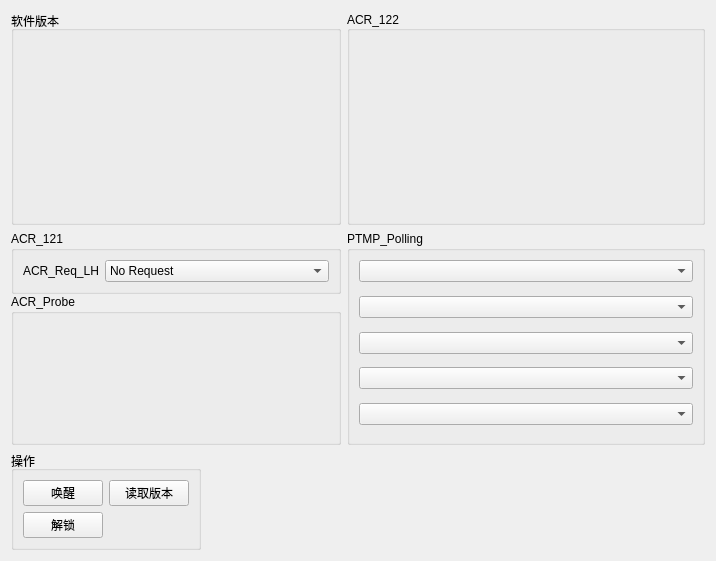
wtiaw/ZLGCAN, file Windows/Pannel/ACR_E11_Form.ui: the form before one commit.
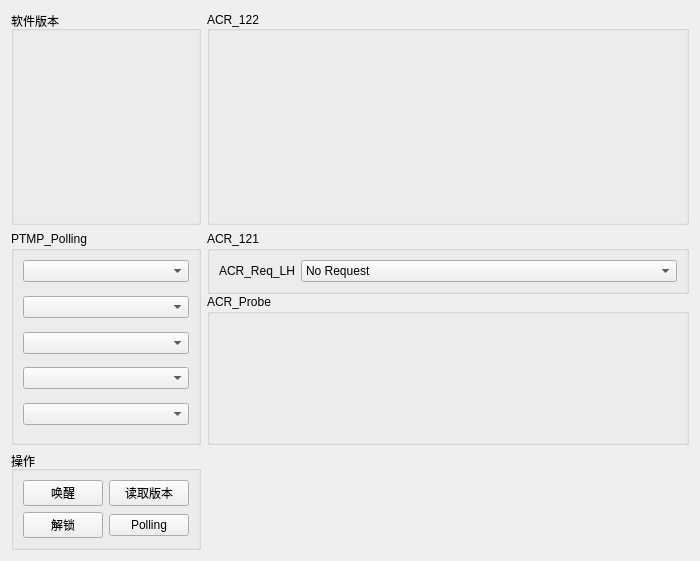
The form after the commit. Custom widgets are drawn as their Qt base class.

Commit message: 【修改】增加polling面板

```diff
--- a/Windows/Pannel/ACR_E11_Form.ui
+++ b/Windows/Pannel/ACR_E11_Form.ui
@@ -6,7 +6,7 @@
    <rect>
     <x>0</x>
     <y>0</y>
-    <width>716</width>
+    <width>700</width>
     <height>561</height>
    </rect>
   </property>
@@ -47,100 +47,10 @@
         </property>
        </widget>
       </item>
-     </layout>
-    </widget>
-   </item>
-   <item row="1" column="1">
-    <widget class="QGroupBox" name="groupBox_6">
-     <property name="title">
-      <string>PTMP_Polling</string>
-     </property>
-     <layout class="QGridLayout" name="gridLayout_5">
-      <item row="5" column="0">
-       <widget class="DataDisplayWidget" name="DD_PollingData3">
-        <property name="DataDisplayName" stdset="0">
-         <string>Polling Data</string>
-        </property>
-        <property name="DataDisplay" stdset="0">
-         <string>---</string>
-        </property>
-       </widget>
-      </item>
-      <item row="4" column="0">
-       <widget class="QComboBox" name="CB_PollingData3">
-        <property name="sizeAdjustPolicy">
-         <enum>QComboBox::AdjustToContents</enum>
-        </property>
-       </widget>
-      </item>
-      <item row="2" column="0">
-       <widget class="QComboBox" name="CB_PollingData2">
-        <property name="sizeAdjustPolicy">
-         <enum>QComboBox::AdjustToContents</enum>
-        </property>
-       </widget>
-      </item>
-      <item row="7" column="0">
-       <widget class="DataDisplayWidget" name="DD_PollingData4">
-        <property name="DataDisplayName" stdset="0">
-         <string>Polling Data</string>
-        </property>
-        <property name="DataDisplay" stdset="0">
-         <string>---</string>
-        </property>
-        <property name="UnitType" stdset="0">
-         <enum>DataDisplayWidget::Null</enum>
-        </property>
-       </widget>
-      </item>
-      <item row="6" column="0">
-       <widget class="QComboBox" name="CB_PollingData4">
-        <property name="sizeAdjustPolicy">
-         <enum>QComboBox::AdjustToContents</enum>
-        </property>
-       </widget>
-      </item>
-      <item row="8" column="0">
-       <widget class="QComboBox" name="CB_PollingData5">
-        <property name="sizeAdjustPolicy">
-         <enum>QComboBox::AdjustToContents</enum>
-        </property>
-       </widget>
-      </item>
-      <item row="3" column="0">
-       <widget class="DataDisplayWidget" name="DD_PollingData2">
-        <property name="DataDisplayName" stdset="0">
-         <string>Polling Data</string>
-        </property>
-        <property name="DataDisplay" stdset="0">
-         <string>---</string>
-        </property>
-       </widget>
-      </item>
-      <item row="0" column="0">
-       <widget class="QComboBox" name="CB_PollingData1">
-        <property name="sizeAdjustPolicy">
-         <enum>QComboBox::AdjustToContents</enum>
-        </property>
-       </widget>
-      </item>
-      <item row="1" column="0">
-       <widget class="DataDisplayWidget" name="DD_PollingData1">
-        <property name="DataDisplayName" stdset="0">
-         <string>Polling Data</string>
-        </property>
-        <property name="DataDisplay" stdset="0">
-         <string>---</string>
-        </property>
-       </widget>
-      </item>
-      <item row="9" column="0">
-       <widget class="DataDisplayWidget" name="DD_PollingData5">
-        <property name="DataDisplayName" stdset="0">
-         <string>Polling Data</string>
-        </property>
-        <property name="DataDisplay" stdset="0">
-         <string>---</string>
+      <item row="1" column="1">
+       <widget class="QPushButton" name="BT_Polling">
+        <property name="text">
+         <string>Polling</string>
         </property>
        </widget>
       </item>
@@ -312,6 +222,106 @@
     </widget>
    </item>
    <item row="1" column="0">
+    <widget class="QGroupBox" name="groupBox_6">
+     <property name="title">
+      <string>PTMP_Polling</string>
+     </property>
+     <layout class="QGridLayout" name="gridLayout_5">
+      <item row="5" column="0">
+       <widget class="DataDisplayWidget" name="DD_PollingData3">
+        <property name="DataDisplayName" stdset="0">
+         <string>Polling Data</string>
+        </property>
+        <property name="DataDisplay" stdset="0">
+         <string>---</string>
+        </property>
+       </widget>
+      </item>
+      <item row="4" column="0">
+       <widget class="QComboBox" name="CB_PollingData3">
+        <property name="sizeAdjustPolicy">
+         <enum>QComboBox::AdjustToContents</enum>
+        </property>
+       </widget>
+      </item>
+      <item row="2" column="0">
+       <widget class="QComboBox" name="CB_PollingData2">
+        <property name="sizeAdjustPolicy">
+         <enum>QComboBox::AdjustToContents</enum>
+        </property>
+       </widget>
+      </item>
+      <item row="7" column="0">
+       <widget class="DataDisplayWidget" name="DD_PollingData4">
+        <property name="DataDisplayName" stdset="0">
+         <string>Polling Data</string>
+        </property>
+        <property name="DataDisplay" stdset="0">
+         <string>---</string>
+        </property>
+        <property name="UnitType" stdset="0">
+         <enum>DataDisplayWidget::Null</enum>
+        </property>
+       </widget>
+      </item>
+      <item row="6" column="0">
+       <widget class="QComboBox" name="CB_PollingData4">
+        <property name="sizeAdjustPolicy">
+         <enum>QComboBox::AdjustToContents</enum>
+        </property>
+       </widget>
+      </item>
+      <item row="8" column="0">
+       <widget class="QComboBox" name="CB_PollingData5">
+        <property name="sizeAdjustPolicy">
+         <enum>QComboBox::AdjustToContents</enum>
+        </property>
+       </widget>
+      </item>
+      <item row="3" column="0">
+       <widget class="DataDisplayWidget" name="DD_PollingData2">
+        <property name="DataDisplayName" stdset="0">
+         <string>Polling Data</string>
+        </property>
+        <property name="DataDisplay" stdset="0">
+         <string>---</string>
+        </property>
+       </widget>
+      </item>
+      <item row="0" column="0">
+       <widget class="QComboBox" name="CB_PollingData1">
+        <property name="sizeAdjustPolicy">
+         <enum>QComboBox::AdjustToContents</enum>
+        </property>
+       </widget>
+      </item>
+      <item row="1" column="0">
+       <widget class="DataDisplayWidget" name="DD_PollingData1">
+        <property name="DataDisplayName" stdset="0">
+         <string>Polling Data</string>
+        </property>
+        <property name="DataDisplay" stdset="0">
+         <string>---</string>
+        </property>
+        <property name="UnitType" stdset="0">
+         <enum>DataDisplayWidget::Null</enum>
+        </property>
+       </widget>
+      </item>
+      <item row="9" column="0">
+       <widget class="DataDisplayWidget" name="DD_PollingData5">
+        <property name="DataDisplayName" stdset="0">
+         <string>Polling Data</string>
+        </property>
+        <property name="DataDisplay" stdset="0">
+         <string>---</string>
+        </property>
+       </widget>
+      </item>
+     </layout>
+    </widget>
+   </item>
+   <item row="1" column="1">
     <widget class="QWidget" name="widget" native="true">
      <layout class="QVBoxLayout" name="verticalLayout">
       <property name="spacing">
@@ -431,16 +441,23 @@
         <property name="title">
          <string>ACR_Probe</string>
         </property>
+        <property name="flat">
+         <bool>false</bool>
+        </property>
         <layout class="QGridLayout" name="gridLayout">
-         <property name="leftMargin">
-          <number>4</number>
-         </property>
-         <property name="rightMargin">
-          <number>4</number>
-         </property>
-         <property name="horizontalSpacing">
-          <number>6</number>
-         </property>
+         <item row="1" column="0">
+          <widget class="DataDisplayWidget" name="DD_VHBH_Phy">
+           <property name="DataDisplayName" stdset="0">
+            <string>VHBH</string>
+           </property>
+           <property name="MaxLength" stdset="0">
+            <UInt>70</UInt>
+           </property>
+           <property name="UnitType" stdset="0">
+            <enum>DataDisplayWidget::MilliVolt</enum>
+           </property>
+          </widget>
+         </item>
          <item row="3" column="1">
           <widget class="DataDisplayWidget" name="DD_HSPD_Phy">
            <property name="DataDisplayName" stdset="0">
```
Left out of the diff: 71 changed lines with no effect on the pictures. The commit also changes 9 other files.
